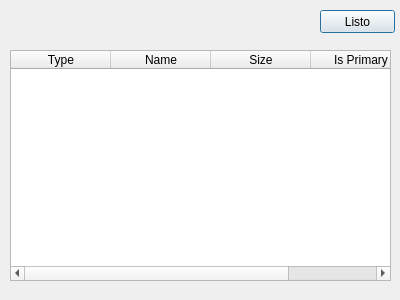
Before: the Qt Designer form GUIFM/ventanacampos.ui in ErickCarrasco/ProjectEDD2_FileManager_CPP, drawn with Qt 5.
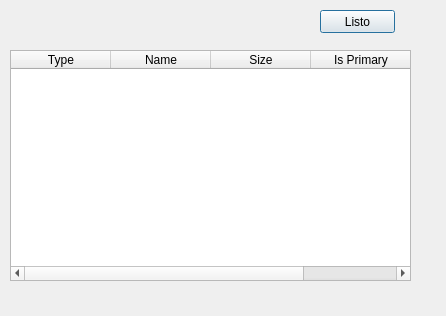
After: the same form once the commit is applied.

The edit to the form file:
```diff
--- a/GUIFM/ventanacampos.ui
+++ b/GUIFM/ventanacampos.ui
@@ -6,8 +6,8 @@
    <rect>
     <x>0</x>
     <y>0</y>
-    <width>400</width>
-    <height>300</height>
+    <width>446</width>
+    <height>316</height>
    </rect>
   </property>
   <property name="windowTitle">
@@ -31,7 +31,7 @@
     <rect>
      <x>10</x>
      <y>50</y>
-     <width>381</width>
+     <width>401</width>
      <height>231</height>
     </rect>
    </property>
```
